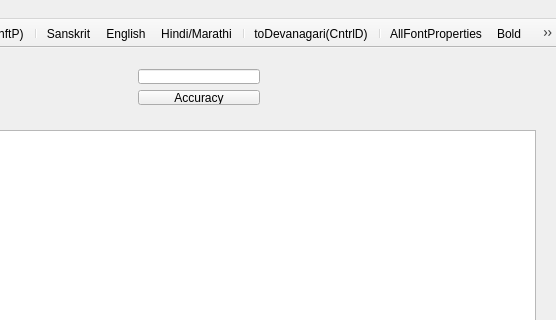
The window that FrameWorkCode/mainwindow.ui (UDAAN-LEAP/leap-pe-tool) describes before a commit, drawn with Qt 5; both pictures show x 813 to 1369 and y 0 to 320 of the 1369 by 736 pixel window.
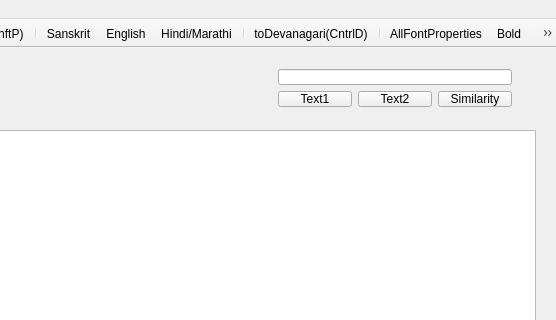
The same window after the commit. Icons and pictures are not drawn.

Commit message: input button for text files added

```diff
--- a/FrameWorkCode/mainwindow.ui
+++ b/FrameWorkCode/mainwindow.ui
@@ -121,28 +121,6 @@
      </item>
     </layout>
    </widget>
-   <widget class="QWidget" name="layoutWidget">
-    <property name="geometry">
-     <rect>
-      <x>940</x>
-      <y>10</y>
-      <width>144</width>
-      <height>58</height>
-     </rect>
-    </property>
-    <layout class="QVBoxLayout" name="verticalLayout">
-     <item>
-      <widget class="QLineEdit" name="lineEdit_2"/>
-     </item>
-     <item>
-      <widget class="QPushButton" name="pushButton">
-       <property name="text">
-        <string>Accuracy</string>
-       </property>
-      </widget>
-     </item>
-    </layout>
-   </widget>
    <widget class="QWidget" name="layoutWidget">
     <property name="geometry">
      <rect>
@@ -181,6 +159,46 @@
      </item>
     </layout>
    </widget>
+   <widget class="QWidget" name="">
+    <property name="geometry">
+     <rect>
+      <x>1080</x>
+      <y>10</y>
+      <width>256</width>
+      <height>60</height>
+     </rect>
+    </property>
+    <layout class="QVBoxLayout" name="verticalLayout">
+     <item>
+      <widget class="QLineEdit" name="lineEdit_2"/>
+     </item>
+     <item>
+      <layout class="QHBoxLayout" name="horizontalLayout_2">
+       <item>
+        <widget class="QPushButton" name="pushButton_2">
+         <property name="text">
+          <string>Text1</string>
+         </property>
+        </widget>
+       </item>
+       <item>
+        <widget class="QPushButton" name="pushButton_3">
+         <property name="text">
+          <string>Text2</string>
+         </property>
+        </widget>
+       </item>
+       <item>
+        <widget class="QPushButton" name="pushButton">
+         <property name="text">
+          <string>Similarity</string>
+         </property>
+        </widget>
+       </item>
+      </layout>
+     </item>
+    </layout>
+   </widget>
   </widget>
   <widget class="QMenuBar" name="menuBar">
    <property name="geometry">
```
The commit also changes 8 other files.
